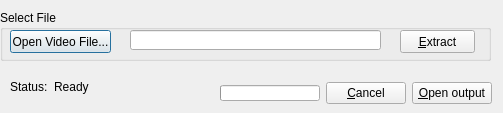
First picture: the form in src/audioextdialog.ui, repository rupeshs/ExMplayer, before the edit.
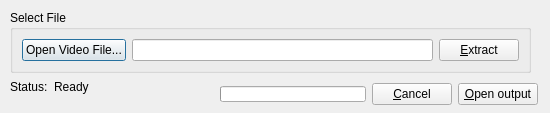
Second picture: the form after the edit. Icons and pictures are not drawn.

What changed in the file:
```diff
--- a/src/audioextdialog.ui
+++ b/src/audioextdialog.ui
@@ -6,19 +6,19 @@
    <rect>
     <x>0</x>
     <y>0</y>
-    <width>503</width>
+    <width>550</width>
     <height>113</height>
    </rect>
   </property>
   <property name="minimumSize">
    <size>
-    <width>503</width>
+    <width>550</width>
     <height>113</height>
    </size>
   </property>
   <property name="maximumSize">
    <size>
-    <width>503</width>
+    <width>550</width>
     <height>113</height>
    </size>
   </property>
@@ -34,54 +34,38 @@
   <widget class="QGroupBox" name="groupBox">
    <property name="geometry">
     <rect>
-     <x>0</x>
+     <x>10</x>
      <y>10</y>
-     <width>491</width>
-     <height>51</height>
+     <width>521</width>
+     <height>63</height>
     </rect>
    </property>
    <property name="title">
     <string>Select File</string>
    </property>
-   <widget class="QLineEdit" name="lineEdit">
-    <property name="geometry">
-     <rect>
-      <x>130</x>
-      <y>20</y>
-      <width>251</width>
-      <height>20</height>
-     </rect>
-    </property>
-    <property name="readOnly">
-     <bool>true</bool>
-    </property>
-   </widget>
+   <layout class="QHBoxLayout" name="horizontalLayout">
+    <item>
    <widget class="QPushButton" name="pushButton">
-    <property name="geometry">
-     <rect>
-      <x>10</x>
-      <y>20</y>
-      <width>101</width>
-      <height>23</height>
-     </rect>
-    </property>
     <property name="text">
      <string>Open Video File...</string>
     </property>
    </widget>
+    </item>
+    <item>
+     <widget class="QLineEdit" name="lineEdit">
+      <property name="readOnly">
+       <bool>true</bool>
+      </property>
+     </widget>
+    </item>
+    <item>
    <widget class="QPushButton" name="pex">
-    <property name="geometry">
-     <rect>
-      <x>400</x>
-      <y>20</y>
-      <width>75</width>
-      <height>23</height>
-     </rect>
-    </property>
     <property name="text">
      <string>&amp;Extract</string>
     </property>
    </widget>
+    </item>
+   </layout>
   </widget>
   <widget class="QWidget" name="layoutWidget">
    <property name="geometry">
@@ -89,7 +73,7 @@
      <x>10</x>
      <y>80</y>
      <width>151</width>
-     <height>16</height>
+     <height>19</height>
     </rect>
    </property>
    <layout class="QFormLayout" name="formLayout">
@@ -117,8 +101,8 @@
     <rect>
      <x>220</x>
      <y>80</y>
-     <width>272</width>
-     <height>26</height>
+     <width>318</width>
+     <height>29</height>
     </rect>
    </property>
    <layout class="QGridLayout" name="gridLayout">
```
Lines whose indentation alone changed are shown as unchanged.
